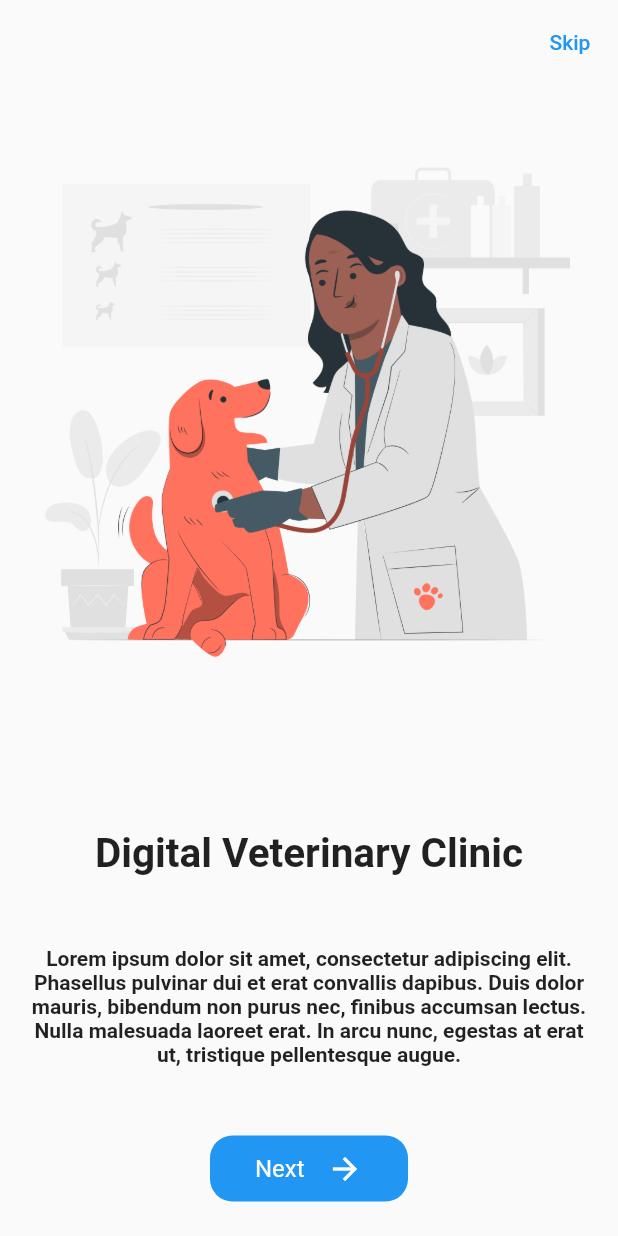
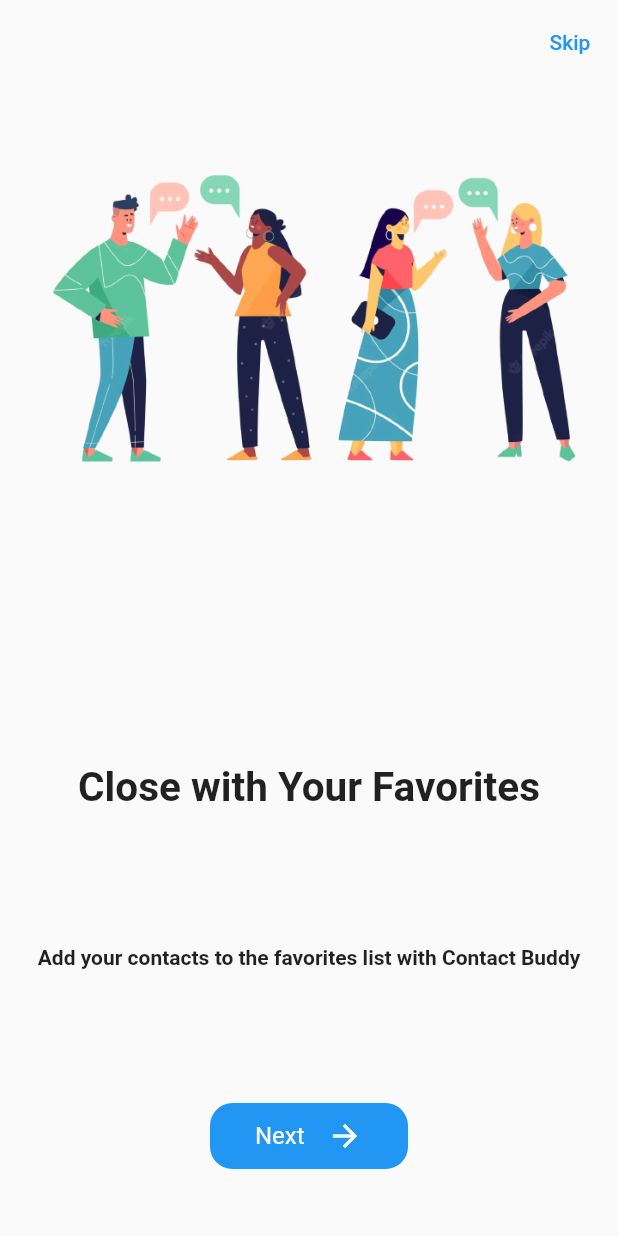
Before and after one commit to Kanishka-Git97/contact-buddy, a Flutter app: the screen it shows after launch, swiped to page 3, on a phone screen of 412 x 824 dp. Run offline on Flutter 3.47's test engine with Material 2 defaults, Android fonts, the phone set to English and light mode, and no system bars; our stand-ins replace animated_splash_screen, flutter_speed_dial, image_picker, shared_preferences, sqflite; missing offline and left inert: dart:ffi, flutter_phone_direct_caller; accounts and stored records are empty.

Commit message:
finalize with minimum scope

```diff
--- a/lib/components/contact_card.dart
+++ b/lib/components/contact_card.dart
@@ -1,3 +1,5 @@
+import 'dart:convert';
+
 import 'package:contact_buddy_app/models/contact.dart';
 import 'package:contact_buddy_app/screens/edit_contact.dart';
 import 'package:contact_buddy_app/screens/home_screen.dart';
@@ -24,7 +26,7 @@ class _ContactCardState extends State<ContactCard> {
   void initState() {
     super.initState();
     _dbHelper = DatabaseHelper.instance;
-    _refreshImg(widget.contact.img);
+    //_refreshImg(widget.contact.img);
     setState(() {
       if (widget.contact.favorite == 1) {
         _favorite = Icons.favorite;
@@ -56,7 +58,10 @@ class _ContactCardState extends State<ContactCard> {
                       width: 50,
                       child: CircleAvatar(
                         child: ClipRRect(
-                          child: _profileImg,
+                          child: widget.contact.img == null
+                              ? _profileImg
+                              : Image.memory(Base64Decoder()
+                                  .convert(widget.contact.img.toString())),
                           borderRadius: BorderRadius.circular(50.0),
                         ),
                       ),
--- a/lib/models/introduction.dart
+++ b/lib/models/introduction.dart
@@ -18,26 +18,23 @@ class OnboardModel {
 
 List<OnboardModel> screens = <OnboardModel>[
   OnboardModel(
-    img: 'assets/images/sammy-23.png',
-    text: "Digital Veterinary Clinic",
-    desc:
-        "Lorem ipsum dolor sit amet, consectetur adipiscing elit. Phasellus pulvinar dui et erat convallis dapibus. Duis dolor mauris, bibendum non purus nec, finibus accumsan lectus. Nulla malesuada laoreet erat. In arcu nunc, egestas at erat ut, tristique pellentesque augue.",
+    img: 'assets/images/slide01.png',
+    text: "Welcome, ",
+    desc: "Welcome to the Contact Buddy Contact Manager",
     bg: Colors.white,
     button: Color(0xFF4756DF),
   ),
   OnboardModel(
-    img: 'assets/images/clip-1033.png',
-    text: "Digital Veterinary Clinic",
-    desc:
-        "Lorem ipsum dolor sit amet, consectetur adipiscing elit. Phasellus pulvinar dui et erat convallis dapibus. Duis dolor mauris, bibendum non purus nec, finibus accumsan lectus. Nulla malesuada laoreet erat. In arcu nunc, egestas at erat ut, tristique pellentesque augue.",
+    img: 'assets/images/slide02.png',
+    text: "Expand Your Social",
+    desc: "Easily connect your peoples via Contact Buddy",
     bg: Colors.white,
     button: Color(0xFF4756DF),
   ),
   OnboardModel(
-    img: 'assets/images/Veterinary-pana.png',
-    text: "Digital Veterinary Clinic",
-    desc:
-        "Lorem ipsum dolor sit amet, consectetur adipiscing elit. Phasellus pulvinar dui et erat convallis dapibus. Duis dolor mauris, bibendum non purus nec, finibus accumsan lectus. Nulla malesuada laoreet erat. In arcu nunc, egestas at erat ut, tristique pellentesque augue.",
+    img: 'assets/images/slide03.png',
+    text: "Close with Your Favorites",
+    desc: "Add your contacts to the favorites list with Contact Buddy",
     bg: Colors.white,
     button: Color(0xFF4756DF),
   ),
--- a/lib/screens/add_contact.dart
+++ b/lib/screens/add_contact.dart
@@ -124,6 +124,7 @@ class _AddContactScreenState extends State<AddContactScreen> {
                   height: 10,
                 ),
                 CustomTextField(
+                  type: true,
                   hintTxt: '+94123456789',
                   lableTxt: 'Phone Number',
                   mode: false,
@@ -176,9 +177,7 @@ class _AddContactScreenState extends State<AddContactScreen> {
   }
 
   _onSubmit() async {
-    if (_emailController.text.isEmpty ||
-        _mobileController.text.isEmpty ||
-        _nameController.text.isEmpty) {
+    if (_mobileController.text.isEmpty || _nameController.text.isEmpty) {
       return showDialog(
         context: context,
         builder: (context) => const CustomAlert(
--- a/lib/screens/edit_contact.dart
+++ b/lib/screens/edit_contact.dart
@@ -131,6 +131,7 @@ class _EditContactScreenState extends State<EditContactScreen> {
                   height: 10,
                 ),
                 CustomTextField(
+                  type: true,
                   hintTxt: '+94123456789',
                   lableTxt: 'Phone Number',
                   mode: false,
@@ -184,7 +185,7 @@ class _EditContactScreenState extends State<EditContactScreen> {
   }
 
   _onSubmit() async {
-    if (_emailController.text.isEmpty ||
+    if (
         _mobileController.text.isEmpty ||
         _nameController.text.isEmpty) {
       return showDialog(
--- a/lib/screens/home_screen.dart
+++ b/lib/screens/home_screen.dart
@@ -16,8 +16,8 @@ class HomeScreen extends StatefulWidget {
 class _HomeScreenState extends State<HomeScreen> {
   final _searchController = TextEditingController();
 
-  List<Contact> _contacts = [];
-  List<Contact> _displayContacts = [];
+  List<Map<String, dynamic>> _contacts = [];
+  List<Map<String, dynamic>> _displayContacts = [];
 
   DatabaseHelper _dbHelper = DatabaseHelper.instance;
 
@@ -113,6 +113,7 @@ class _HomeScreenState extends State<HomeScreen> {
       //   icon: const Icon(Icons.add_circle_outline_outlined),
       // ),
       floatingActionButton: SpeedDial(
+        backgroundColor: Colors.blueAccent,
         animatedIcon: AnimatedIcons.menu_close,
         animatedIconTheme: IconThemeData(size: 28.0),
         visible: true,
@@ -137,7 +138,7 @@ class _HomeScreenState extends State<HomeScreen> {
   }
 
   _refreshContacts() async {
-    List<Contact> contacts = await _dbHelper.fetchContacts();
+    List<Map<String, dynamic>> contacts = await _dbHelper.fetchContacts();
     setState(() {
       _contacts = contacts;
       _displayContacts = contacts;
@@ -149,7 +150,7 @@ class _HomeScreenState extends State<HomeScreen> {
     setState(() {
       _displayContacts = _contacts
           .where((element) =>
-              element.name!.toLowerCase().contains(value.toLowerCase()))
+              element['name'].toLowerCase().contains(value.toLowerCase()))
           .toList();
     });
     imageCache.clear();
@@ -160,7 +161,7 @@ class _HomeScreenState extends State<HomeScreen> {
   void _favoriteContacts() {
     setState(() {
       _displayContacts = _contacts
-          .where((element) => element.favorite!
+          .where((element) => element['favorite']
               .toString()
               .toLowerCase()
               .contains('1'.toLowerCase()))
@@ -176,11 +177,11 @@ class _HomeScreenState extends State<HomeScreen> {
   }
 
   //Listing Contacts
-  ListView buildList(List<Contact> list) {
+  ListView buildList(List<Map<String, dynamic>> list) {
     return ListView.builder(
       itemBuilder: (context, index) {
         return ContactCard(
-          contact: list[index],
+          contact: Contact.fromMap(list[index]),
         );
       },
       itemCount: list.length,
--- a/lib/utils/database_helper.dart
+++ b/lib/utils/database_helper.dart
@@ -51,12 +51,12 @@ class DatabaseHelper {
     return await db.insert(Contact.tblContact, contact.toMap());
   }
 
-  Future<List<Contact>> fetchContacts() async {
+  Future<List<Map<String, dynamic>>> fetchContacts() async {
     Database db = await database;
-    List<Map> contacts = await db.query(Contact.tblContact);
-    return contacts.length == 0
-        ? []
-        : contacts.map((e) => Contact.fromMap(e)).toList();
+    return await db.query(Contact.tblContact);
+    // return contacts.length == 0
+    //     ? []
+    //     : contacts.map((e) => Contact.fromMap(e)).toList();
   }
 
   Future<int> deleteContact(int id) async {
```
Also changed, not shown: lib/components/custom_input.dart (+6 -3 lines), pubspec.yaml (+11 -3 lines), assets/images/Veterinary-pana.png (deleted), assets/images/clip-1033.png (deleted), assets/images/logo-f.png (added), assets/images/sammy-23.png (deleted), assets/images/slide01.png (added), assets/images/slide02.png (added), assets/images/slide03.png (added), assets/images/slide03.webp (added), pubspec.lock, 13 other files.
